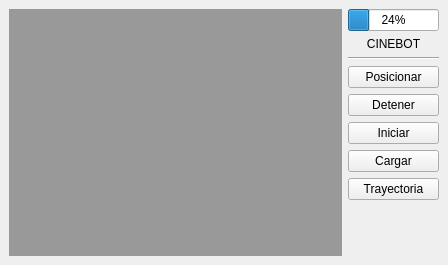
Above: gui.ui from PabloLapo/cinebot before the change. Below: the same form after it.
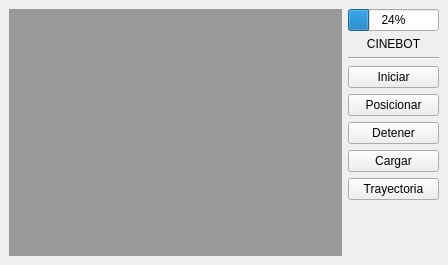
That is the form after the change.

```diff
--- a/gui.ui
+++ b/gui.ui
@@ -82,6 +82,13 @@
         </property>
        </widget>
       </item>
+      <item>
+       <widget class="QPushButton" name="startBtn">
+        <property name="text">
+         <string>Iniciar</string>
+        </property>
+       </widget>
+      </item>
       <item>
        <widget class="QPushButton" name="positionBtn">
         <property name="text">
@@ -97,14 +104,7 @@
        </widget>
       </item>
       <item>
-       <widget class="QPushButton" name="startBtn">
-        <property name="text">
-         <string>Iniciar</string>
-        </property>
-       </widget>
-      </item>
-      <item>
-       <widget class="QPushButton" name="loadBtn">
+       <widget class="QPushButton" name="chargeBtn">
         <property name="text">
          <string>Cargar</string>
         </property>
```
